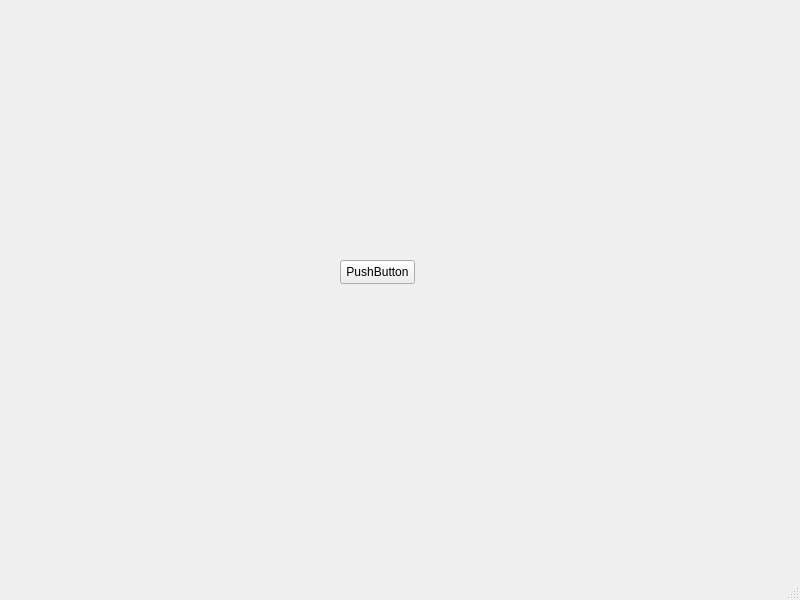
First picture: the form in mainwindow.ui, repository bencoepp/qt-beginner, before the edit.
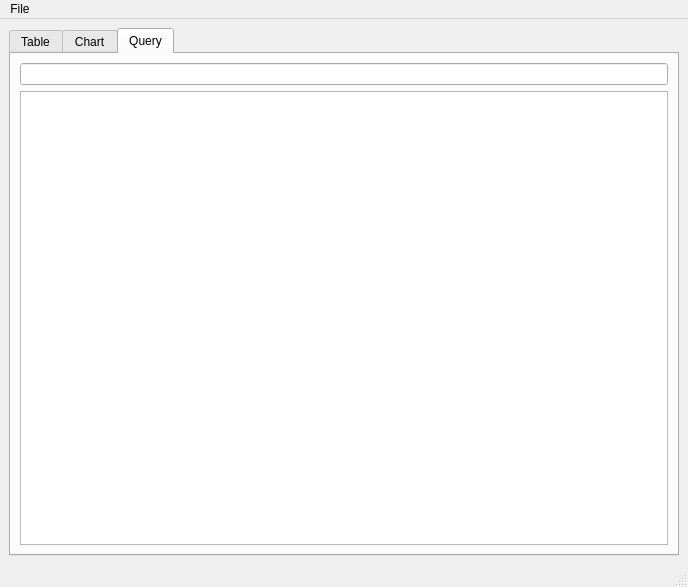
Second picture: the form after the edit. The open tabs and pages were chosen to show the change.

What changed in the file:
```diff
--- a/mainwindow.ui
+++ b/mainwindow.ui
@@ -6,19 +6,32 @@
    <rect>
     <x>0</x>
     <y>0</y>
-    <width>800</width>
-    <height>600</height>
+    <width>688</width>
+    <height>587</height>
    </rect>
   </property>
   <property name="windowTitle">
    <string>MainWindow</string>
   </property>
   <widget class="QWidget" name="centralwidget">
+   <layout class="QVBoxLayout" name="verticalLayout_2">
+    <property name="sizeConstraint">
+     <enum>QLayout::SizeConstraint::SetMinAndMaxSize</enum>
+    </property>
+    <item>
+     <widget class="QTabWidget" name="tabWidget">
+      <property name="currentIndex">
+       <number>0</number>
+      </property>
+      <widget class="QWidget" name="table">
+       <attribute name="title">
+        <string>Table</string>
+       </attribute>
    <widget class="QPushButton" name="pushButton">
     <property name="geometry">
      <rect>
-      <x>340</x>
-      <y>260</y>
+          <x>200</x>
+          <y>210</y>
       <width>75</width>
       <height>24</height>
      </rect>
@@ -28,15 +41,46 @@
     </property>
    </widget>
   </widget>
+      <widget class="QWidget" name="chart">
+       <attribute name="title">
+        <string>Chart</string>
+       </attribute>
+       <layout class="QVBoxLayout" name="verticalLayout"/>
+      </widget>
+      <widget class="QWidget" name="query">
+       <attribute name="title">
+        <string>Query</string>
+       </attribute>
+       <layout class="QVBoxLayout" name="verticalLayout_3">
+        <item>
+         <widget class="QLineEdit" name="lineEdit"/>
+        </item>
+        <item>
+         <widget class="QListView" name="listView"/>
+        </item>
+       </layout>
+      </widget>
+     </widget>
+    </item>
+   </layout>
+  </widget>
   <widget class="QMenuBar" name="menubar">
    <property name="geometry">
     <rect>
      <x>0</x>
      <y>0</y>
-     <width>800</width>
+     <width>688</width>
      <height>22</height>
     </rect>
    </property>
+   <widget class="QMenu" name="menuFile">
+    <property name="title">
+     <string>File</string>
+    </property>
+    <addaction name="actionLoad"/>
+    <addaction name="actionClear"/>
+   </widget>
+   <addaction name="menuFile"/>
   </widget>
   <widget class="QStatusBar" name="statusbar"/>
  </widget>
```
Left out of the diff: 10 changed lines with no effect on the pictures. Lines whose indentation alone changed are shown as unchanged.
